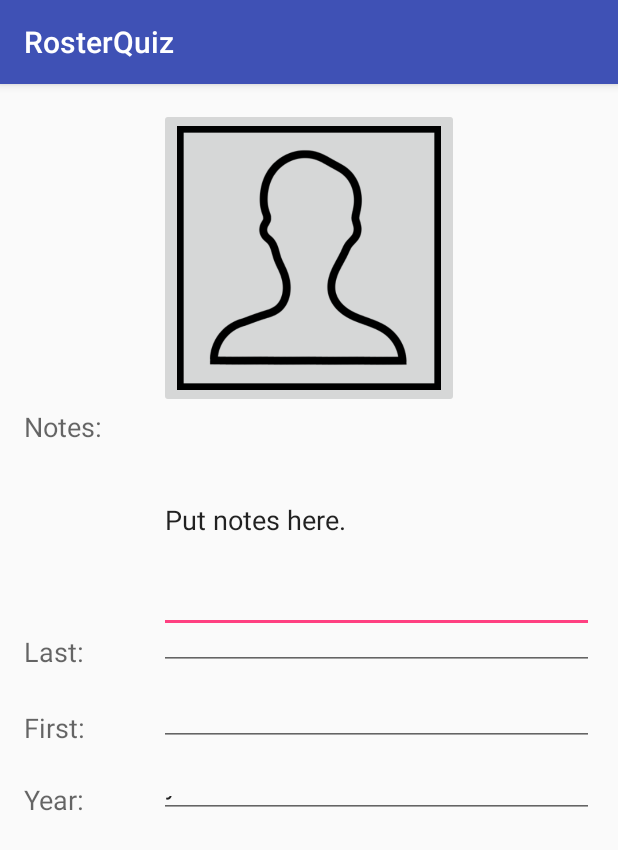
After one commit to tofergregg/RosterQuizAndroid2, an Android app: the ShowStudent screen opened directly, with no data from a screen before it, on a phone screen of 412 x 824 dp. The commit adds this screen. Shown: the top 850 px of the screen. Run offline under Robolectric (Android 15) with nearby library versions, the phone set to English and light mode, and no system bars; 5 statements that could not run were skipped.

Commit message:
student info almost complete (needs work on filling in blocks)

```diff
--- a/app/build.gradle
+++ b/app/build.gradle
@@ -24,4 +24,5 @@ dependencies {
     compile fileTree(include: ['*.jar'], dir: 'libs')
     testCompile 'junit:junit:4.12'
     compile 'com.android.support:appcompat-v7:24.0.0'
+    compile 'com.android.support:design:24.0.0'
 }
--- a/app/src/main/AndroidManifest.xml
+++ b/app/src/main/AndroidManifest.xml
@@ -22,7 +22,8 @@
             android:name=".LoadRosterFromWebsite"
             android:windowSoftInputMode="adjustPan" />
         <activity android:name=".LoadStudentsFromWebsite" />
-        <activity android:name=".ShowRoster"></activity>
+        <activity android:name=".ShowRoster" />
+        <activity android:name=".ShowStudent"></activity>
     </application>
 
 </manifest>
--- /dev/null
+++ b/app/src/main/java/com/cocoadrillosoftware/rosterquiz/ShowStudent.java
@@ -0,0 +1,43 @@
+package com.cocoadrillosoftware.rosterquiz;
+
+import android.content.Intent;
+import android.graphics.drawable.BitmapDrawable;
+import android.support.v7.app.AppCompatActivity;
+import android.os.Bundle;
+import android.widget.ImageButton;
+import android.widget.TextView;
+
+public class ShowStudent extends AppCompatActivity {
+
+    Student student;
+    TextView notesText, lastText, firstText, yearText;
+    ImageButton picture;
+
+    @Override
+    protected void onCreate(Bundle savedInstanceState) {
+        super.onCreate(savedInstanceState);
+        setContentView(R.layout.activity_show_student);
+
+        // set the incoming data
+        Intent intent = getIntent();
+        student = (Student) intent.getSerializableExtra("student");
+
+        notesText = (TextView) findViewById(R.id.nameText);
+        lastText = (TextView) findViewById(R.id.lastText);
+        firstText = (TextView) findViewById(R.id.firstText);
+        yearText = (TextView) findViewById(R.id.yearText);
+        picture = (ImageButton) findViewById(R.id.studentImage);
+
+        if (student.notes != null)
+            notesText.setText(student.notes);
+        if (student.lastName != null)
+            lastText.setText(student.lastName);
+        if (student.firstName != null)
+            firstText.setText(student.firstName);
+        if (student.year != null)
+            yearText.setText(student.year);
+        if (student.picture != null) {
+            picture.setImageDrawable(new BitmapDrawable(getResources(),student.picture.getBitmap()));
+        }
+    }
+}
--- a/app/src/main/res/layout/activity_show_roster.xml
+++ b/app/src/main/res/layout/activity_show_roster.xml
@@ -15,10 +15,10 @@
         <ListView
             android:layout_width="wrap_content"
             android:layout_height="432dp"
-            android:id="@+id/StudentsTable">
+            android:id="@+id/studentsListView">
         </ListView>
         <TextView
-            android:text="@+id/SomeText"
+            android:text=""
             android:id="@+id/TextView01"
             android:layout_width="wrap_content"
             android:layout_height="wrap_content"/>
--- /dev/null
+++ b/app/src/main/res/layout/activity_show_student.xml
@@ -0,0 +1,118 @@
+<?xml version="1.0" encoding="utf-8"?>
+<RelativeLayout xmlns:android="http://schemas.android.com/apk/res/android"
+    xmlns:tools="http://schemas.android.com/tools"
+    android:layout_width="match_parent"
+    android:layout_height="match_parent"
+    android:paddingBottom="@dimen/activity_vertical_margin"
+    android:paddingLeft="@dimen/activity_horizontal_margin"
+    android:paddingRight="@dimen/activity_horizontal_margin"
+    android:paddingTop="@dimen/activity_vertical_margin"
+    tools:context="com.cocoadrillosoftware.rosterquiz.ShowStudent">
+
+    <ImageButton
+        android:layout_width="200dp"
+        android:layout_height="200dp"
+        android:scaleType="fitCenter"
+        android:layout_centerHorizontal="true"
+        android:id="@+id/studentImage"
+        android:layout_alignParentTop="true"
+        android:src="@drawable/user_400"
+        android:maxWidth="10dp"
+        android:maxHeight="10dp" />
+
+    <EditText
+        android:layout_width="400dp"
+        android:layout_height="150dp"
+        android:textAppearance="?android:attr/textAppearanceMedium"
+        android:text="Put notes here."
+        android:id="@+id/notesText"
+        android:layout_below="@+id/studentImage"
+        android:layout_toEndOf="@+id/notesLabel"
+        android:layout_alignLeft="@+id/studentImage"
+        android:layout_alignStart="@+id/studentImage"
+        android:editable="true" />
+
+    <TextView
+        android:layout_width="wrap_content"
+        android:layout_height="wrap_content"
+        android:textAppearance="?android:attr/textAppearanceMedium"
+        android:text="Notes:"
+        android:id="@+id/notesLabel"
+        android:layout_below="@+id/studentImage"
+        android:layout_alignParentLeft="true"
+        android:layout_alignParentStart="true" />
+
+    <TextView
+        android:layout_width="wrap_content"
+        android:layout_height="wrap_content"
+        android:textAppearance="?android:attr/textAppearanceMedium"
+        android:text="Last:"
+        android:id="@+id/lastLabel"
+        android:layout_below="@+id/notesText"
+        android:layout_alignParentLeft="true"
+        android:layout_alignParentStart="true" />
+
+    <TextView
+        android:layout_width="wrap_content"
+        android:layout_height="wrap_content"
+        android:textAppearance="?android:attr/textAppearanceMedium"
+        android:text="First:"
+        android:id="@+id/firstLabel"
+        android:layout_marginTop="26dp"
+        android:layout_below="@+id/lastLabel"
+        android:layout_alignParentLeft="true"
+        android:layout_alignParentStart="true" />
+
+    <TextView
+        android:layout_width="wrap_content"
+        android:layout_height="wrap_content"
+        android:textAppearance="?android:attr/textAppearanceMedium"
+        android:text="Year:"
+        android:id="@+id/yearLabel"
+        android:layout_marginTop="23dp"
+        android:layout_below="@+id/firstLabel"
+        android:layout_alignParentLeft="true"
+        android:layout_alignParentStart="true" />
+
+    <EditText
+        android:layout_width="100dp"
+        android:layout_height="150dp"
+        android:textAppearance="?android:attr/textAppearanceMedium"
+        android:text="last name"
+        android:id="@+id/lastText"
+        android:layout_alignTop="@+id/lastLabel"
+        android:layout_alignLeft="@+id/notesText"
+        android:layout_alignStart="@+id/notesText"
+        android:layout_above="@+id/firstLabel"
+        android:layout_alignRight="@+id/notesText"
+        android:layout_alignEnd="@+id/notesText"
+        android:editable="true" />
+
+    <EditText
+        android:layout_width="100dp"
+        android:layout_height="150dp"
+        android:textAppearance="?android:attr/textAppearanceMedium"
+        android:text="first name"
+        android:id="@+id/firstText"
+        android:layout_above="@+id/yearLabel"
+        android:layout_alignLeft="@+id/lastText"
+        android:layout_alignStart="@+id/lastText"
+        android:layout_alignTop="@+id/firstLabel"
+        android:layout_alignRight="@+id/lastText"
+        android:layout_alignEnd="@+id/lastText"
+        android:editable="true" />
+
+    <EditText
+        android:layout_width="100dp"
+        android:layout_height="150dp"
+        android:textAppearance="?android:attr/textAppearanceMedium"
+        android:text="year"
+        android:id="@+id/yearText"
+        android:layout_alignTop="@+id/yearLabel"
+        android:layout_alignLeft="@+id/firstText"
+        android:layout_alignStart="@+id/firstText"
+        android:layout_alignRight="@+id/firstText"
+        android:layout_alignEnd="@+id/firstText"
+        android:layout_alignBottom="@+id/yearLabel"
+        android:editable="true" />
+</RelativeLayout>
--- a/app/src/main/res/values/dimens.xml
+++ b/app/src/main/res/values/dimens.xml
@@ -2,4 +2,5 @@
     <!-- Default screen margins, per the Android Design guidelines. -->
     <dimen name="activity_horizontal_margin">16dp</dimen>
     <dimen name="activity_vertical_margin">16dp</dimen>
+    <dimen name="fab_margin">16dp</dimen>
 </resources>
--- a/app/src/main/res/values/strings.xml
+++ b/app/src/main/res/values/strings.xml
@@ -1,3 +1,4 @@
 <resources>
     <string name="app_name">RosterQuiz</string>
+    <string name="title_activity_show_student">ShowStudent</string>
 </resources>
```
Also changed, not shown: app/src/main/java/com/cocoadrillosoftware/rosterquiz/LoadStudentsFromWebsite.java (+6 -5 lines), app/src/main/java/com/cocoadrillosoftware/rosterquiz/MainActivity.java (+37 -5 lines), app/src/main/java/com/cocoadrillosoftware/rosterquiz/ShowRoster.java (+54 -0 lines), app/src/main/java/com/cocoadrillosoftware/rosterquiz/Student.java (+4 -4 lines), app/src/main/res/values-v21/styles.xml (added, +9 -0 lines), app/src/main/res/values/styles.xml (+9 -0 lines), app/src/main/java/com/cocoadrillosoftware/rosterquiz/SerialBitmap.java (line endings or trailing spaces), app/src/main/res/drawable-mdpi/user_400.png (added), 1 other file.
